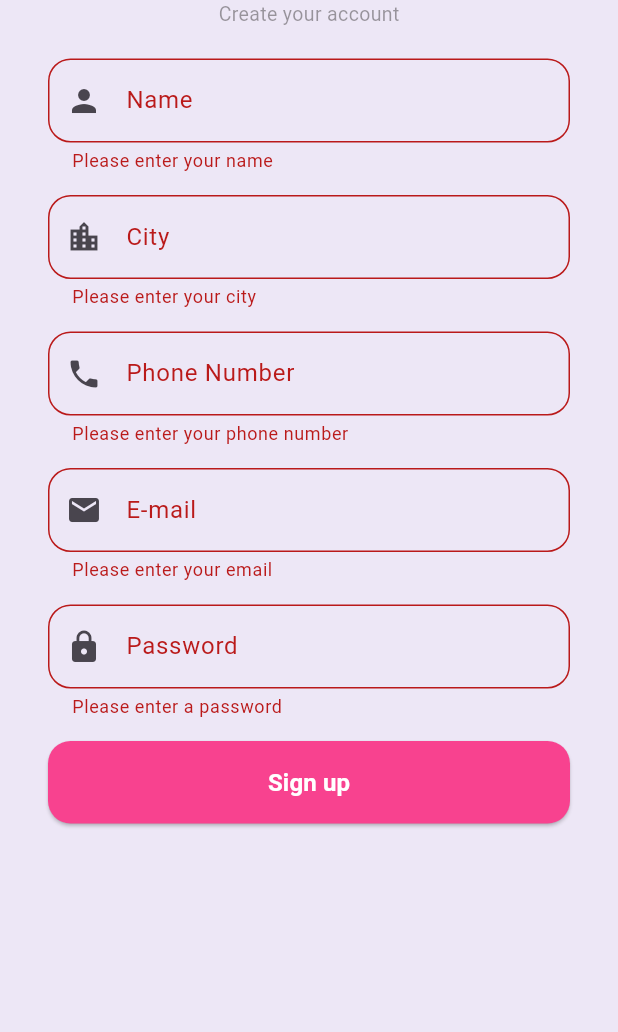
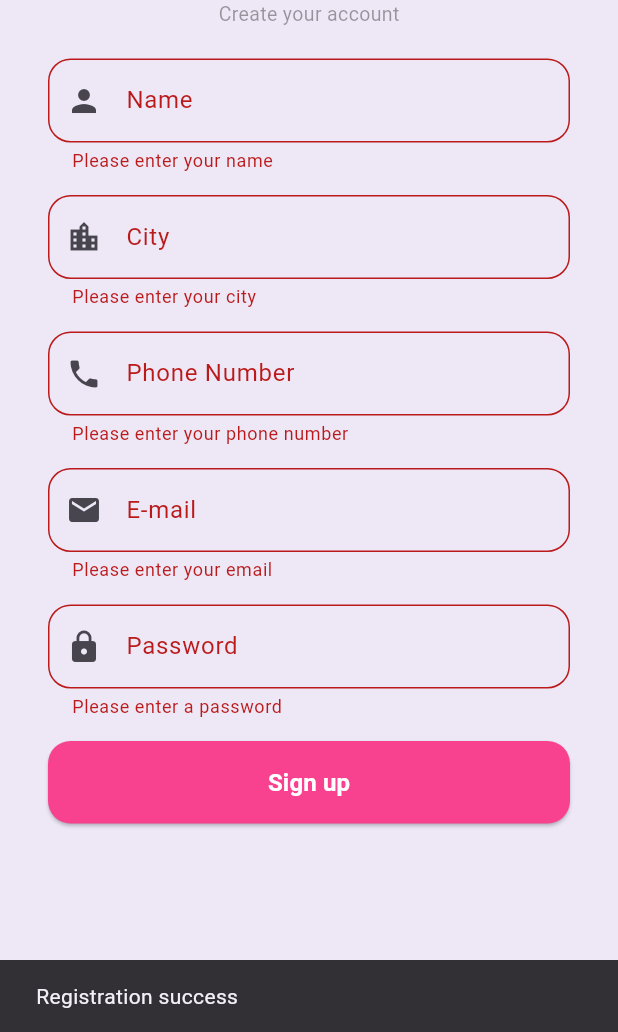
Before and after one commit to citracatias-sudo/flutter_tugas_10, a Flutter app: the screen it shows after launch, after a tap on "Sign up", on a phone screen of 412 x 824 dp, the part 204-1236 px from its top. Run offline on Flutter 3.47's test engine with Material 3 defaults, Android fonts, the phone set to English and light mode, and no system bars; our stand-ins replace shared_preferences, sqflite; accounts and stored records are empty.

Commit message:
pages splash screen

```diff
--- a/lib/coming_soon.dart
+++ b/lib/coming_soon.dart
@@ -1,7 +1,7 @@
 import 'package:flutter/material.dart';
 
 class ComingSoonDay15 extends StatelessWidget {
-  ComingSoonDay15({super.key});
+  const ComingSoonDay15({super.key});
 
   @override
   Widget build(BuildContext context) {
--- /dev/null
+++ b/lib/day_16/database/models/user_model.dart
@@ -0,0 +1,26 @@
+import 'dart:convert';
+
+// ignore_for_file: public_member_api_docs, sort_constructors_first
+class UserModel {
+  final int? id;
+  final String? email;
+  final String? password;
+  const UserModel({this.id, this.email, this.password});
+
+  Map<String, dynamic> toMap() {
+    return <String, dynamic>{'id': id, 'email': email, 'password': password};
+  }
+
+  factory UserModel.fromMap(Map<String, dynamic> map) {
+    return UserModel(
+      id: map['id'] != null ? map["id"] as int : null,
+      email: map['email'] != null ? map["email"] as String : null,
+      password: map['password'] != null ? map["password"] as String : null,
+    );
+  }
+
+  String toJson() => json.encode(toMap());
+
+  factory UserModel.fromJson(String source) =>
+      UserModel.fromMap(json.decode(source) as Map<String, dynamic>);
+}
--- /dev/null
+++ b/lib/day_16/database/preference.dart
@@ -0,0 +1,34 @@
+import 'package:shared_preferences/shared_preferences.dart';
+
+class PreferenceHandler {
+  //Inisialisasi Shared Preference
+  static final PreferenceHandler _instance = PreferenceHandler._internal();
+  late SharedPreferences _preferences;
+  factory PreferenceHandler() => _instance;
+  PreferenceHandler._internal();
+  Future<void> init() async {
+    _preferences = await SharedPreferences.getInstance();
+  }
+
+  //Key user
+  static const String _isLogin = 'isLogin';
+
+  //CREATE
+  Future<void> storingIsLogin(bool isLogin) async {
+    // final prefs = await SharedPreferences.getInstance();
+    _preferences.setBool(_isLogin, isLogin);
+  }
+
+  //GET
+  static Future<bool?> getIsLogin() async {
+    final prefs = await SharedPreferences.getInstance();
+
+    var data = prefs.getBool(_isLogin);
+    return data;
+  }
+
+  //DELETE
+  Future<void> deleteIsLogin() async {
+    await _preferences.remove(_isLogin);
+  }
+}
--- /dev/null
+++ b/lib/day_16/database/sqflite.dart
@@ -0,0 +1,40 @@
+import 'package:flutter_tugas_10/day_16/database/models/user_model.dart';
+import 'package:sqflite/sqflite.dart';
+import 'package:path/path.dart';
+
+class DBHelper {
+  static Future<Database> db() async {
+    final dbPath = await getDatabasesPath();
+    return openDatabase(
+      join(dbPath, 'her_space.db'),
+      onCreate: (db, version) {
+        return db.execute(
+          'CREATE TABLE user (id INTEGER PRIMARY KEY, AUTOINCREMENT, email TEXT, password TEXT)',
+        );
+      },
+      version: 1,
+    );
+  }
+
+  static Future<void> registerUser(UserModel user) async {
+    final dbs = await db();
+    await dbs.insert('user', user.toMap());
+  }
+
+  static Future<UserModel?> loginUser({
+    required String email,
+    required String password,
+  }) async {
+    final dbs = await db();
+    final List<Map<String, dynamic>> results = await dbs.query(
+      "user",
+      where: 'email = ? AND password = ?',
+      whereArgs: [email, password],
+    );
+
+    if (results.isNotEmpty) {
+      return UserModel.fromMap(results.first);
+    }
+    return null;
+  }
+}
--- a/lib/empty_page.dart
+++ b/lib/empty_page.dart
@@ -5,7 +5,7 @@ class EmptyPage15 extends StatelessWidget {
   final String name;
   final String city;
 
-  EmptyPage15({super.key, required this.name, required this.city});
+  const EmptyPage15({super.key, required this.name, required this.city});
 
   @override
   Widget build(BuildContext context) {
--- a/lib/login_page.dart
+++ b/lib/login_page.dart
@@ -1,4 +1,6 @@
 import 'package:flutter/material.dart';
+import 'package:flutter_tugas_10/day_16/database/models/user_model.dart';
+import 'package:flutter_tugas_10/day_16/database/sqflite.dart';
 import 'package:flutter_tugas_10/empty_page.dart';
 
 class LoginPageDay15 extends StatefulWidget {
@@ -10,7 +12,8 @@ class LoginPageDay15 extends StatefulWidget {
 
 class _LoginPageDay15State extends State<LoginPageDay15> {
   final _formKey = GlobalKey<FormState>();
-
+  final TextEditingController emailcontroller = TextEditingController();
+  final TextEditingController passwordcontroller = TextEditingController();
   final TextEditingController nameController = TextEditingController();
   final TextEditingController cityController = TextEditingController();
 
@@ -102,6 +105,7 @@ class _LoginPageDay15State extends State<LoginPageDay15> {
               SizedBox(height: 15),
 
               TextFormField(
+                controller: emailcontroller,
                 keyboardType: TextInputType.emailAddress,
                 decoration: InputDecoration(
                   prefixIcon: Icon(Icons.email),
@@ -127,6 +131,7 @@ class _LoginPageDay15State extends State<LoginPageDay15> {
               SizedBox(height: 15),
 
               TextFormField(
+                controller: passwordcontroller,
                 obscureText: true,
                 decoration: InputDecoration(
                   prefixIcon: Icon(Icons.lock),
@@ -160,6 +165,16 @@ class _LoginPageDay15State extends State<LoginPageDay15> {
                   ),
 
                   onPressed: () {
+                    DBHelper.registerUser(
+                      UserModel(
+                        email: emailcontroller.text,
+                        password: passwordcontroller.text,
+                      ),
+                    );
+                    ScaffoldMessenger.of(context).showSnackBar(
+                      SnackBar(content: Text("Registration success")),
+                    );
+
                     if (_formKey.currentState?.validate() ?? false) {
                       showDialog(
                         context: context,
--- a/lib/main.dart
+++ b/lib/main.dart
@@ -1,5 +1,5 @@
 import 'package:flutter/material.dart';
-import 'package:flutter_tugas_10/login_page.dart';
+import 'package:flutter_tugas_10/view/splash_screen.dart';
 
 void main() {
   runApp(const MyApp());
@@ -12,6 +12,7 @@ class MyApp extends StatelessWidget {
   @override
   Widget build(BuildContext context) {
     return MaterialApp(
+      debugShowCheckedModeBanner: false,
       title: 'Flutter Demo',
       theme: ThemeData(
         // This is the theme of your application.
@@ -31,7 +32,7 @@ class MyApp extends StatelessWidget {
         // tested with just a hot reload.
         colorScheme: .fromSeed(seedColor: Colors.deepPurple),
       ),
-      home: LoginPageDay15(),
+      home: SplashScreenDay16(),
     );
   }
 }
--- /dev/null
+++ b/lib/view/splash_screen.dart
@@ -0,0 +1,92 @@
+import 'package:flutter/material.dart';
+import 'package:flutter_tugas_10/login_page.dart';
+import 'package:flutter_tugas_10/day_16/database/preference.dart';
+
+class SplashScreenDay16 extends StatefulWidget {
+  const SplashScreenDay16({super.key});
+
+  @override
+  State<SplashScreenDay16> createState() => _SplashScreenDay16State();
+}
+
+class _SplashScreenDay16State extends State<SplashScreenDay16> {
+  @override
+  void initState() {
+    super.initState();
+    _autoLogin();
+  }
+
+  Future<void> _autoLogin() async {
+    await Future.delayed(Duration(seconds: 3));
+
+    bool? isLoggedIn = await PreferenceHandler.getIsLogin();
+
+    if (!mounted) return;
+
+    if (isLoggedIn == true) {
+      Navigator.pushReplacement(
+        context,
+        MaterialPageRoute(builder: (context) => LoginPageDay15()),
+      );
+    } else {
+      Navigator.pushReplacement(
+        context,
+        MaterialPageRoute(builder: (context) => LoginPageDay15()),
+      );
+    }
+  }
+
+  @override
+  Widget build(BuildContext context) {
+    return Scaffold(
+      backgroundColor: Color(0xFFF8428F),
+      body: Center(
+        child: Column(
+          mainAxisAlignment: MainAxisAlignment.center,
+          children: [
+            Image.asset("assets\images\217d361a958205cd29c944f29d18ce3f.jpg"),
+            // Logo/Icon
+            Container(
+              width: 120,
+              height: 120,
+              decoration: BoxDecoration(
+                // color: Colors.white,
+                // shape: BoxShape.circle,
+              ),
+              // child: Icon(Icons.favorite, size: 60, color: Colors.white),
+            ),
+            SizedBox(height: 40),
+
+            // App Name
+            Text(
+              "HerSpace",
+              style: TextStyle(
+                fontSize: 40,
+                fontWeight: FontWeight.bold,
+                color: Colors.white,
+              ),
+            ),
+            SizedBox(height: 12),
+
+            // Subtitle
+            Text(
+              "Join the Community",
+              style: TextStyle(
+                fontSize: 16,
+                color: Colors.white,
+                fontWeight: FontWeight.w500,
+              ),
+            ),
+            SizedBox(height: 60),
+
+            // Loading Indicator
+            CircularProgressIndicator(
+              valueColor: AlwaysStoppedAnimation<Color>(Colors.white),
+              strokeWidth: 3,
+            ),
+          ],
+        ),
+      ),
+    );
+  }
+}
```
Also changed, not shown: pubspec.yaml (+7 -17 lines), assets/images/217d361a958205cd29c944f29d18ce3f.jpg (added), pubspec.lock, 1 other file.
